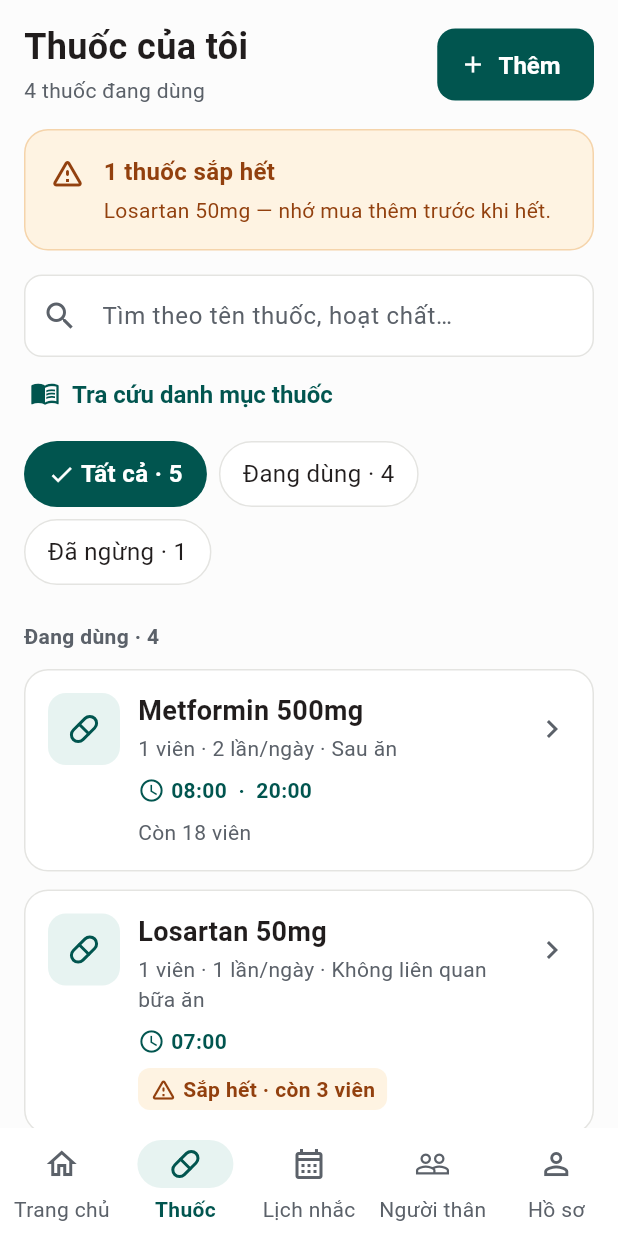
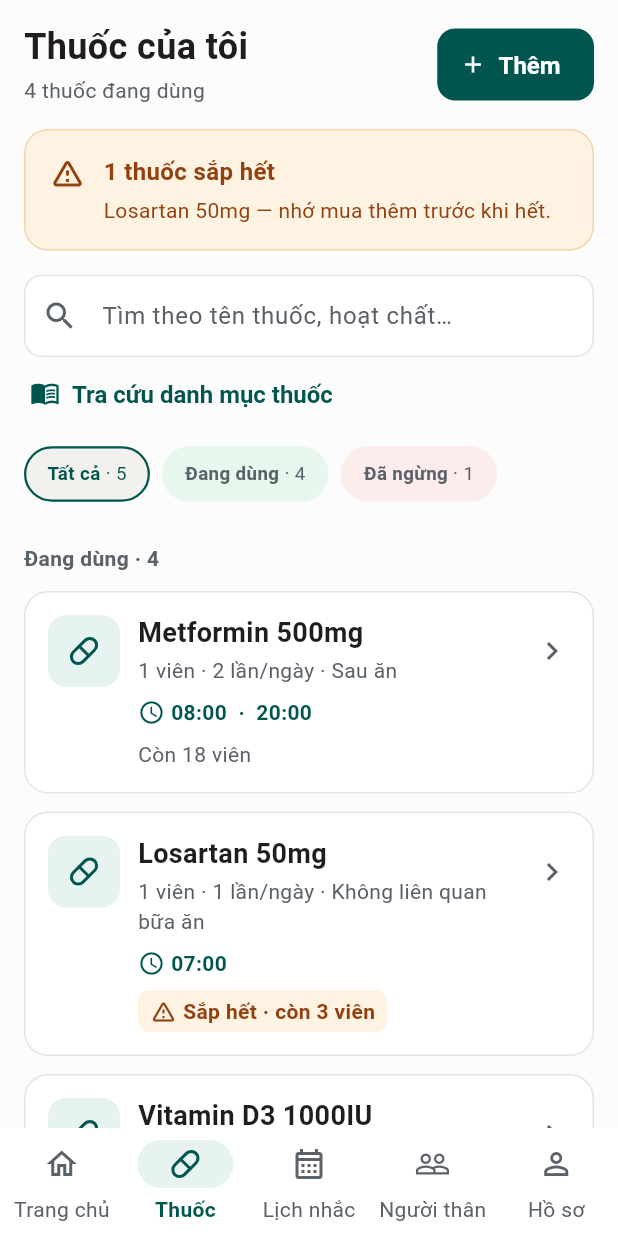
Before and after one commit to DrugTime-C1SE-07/DrugTime-frontend, a Flutter app: the screen it shows after launch, on a phone screen of 412 x 824 dp. Run offline on Flutter 3.47's test engine with Material 3 defaults, Android fonts, the phone set to English and light mode, and no system bars.

Commit message:
fix(mobile): keep medication filter chips on one row

```diff
--- a/mobile/lib/features/medication/presentation/widgets/medication_filter_bar.dart
+++ b/mobile/lib/features/medication/presentation/widgets/medication_filter_bar.dart
@@ -1,7 +1,6 @@
 import 'package:flutter/material.dart';
 
 import '../../../../app/theme/app_theme.dart';
-import '../../../../shared/widgets/selectable_pill.dart';
 
 enum MedicationFilter {
   all('Tất cả'),
@@ -11,8 +10,16 @@ enum MedicationFilter {
   const MedicationFilter(this.label);
 
   final String label;
+
+  /// Nền cố định của từng chip (Figma node 32:4243).
+  Color get background => switch (this) {
+        MedicationFilter.all => AppColors.surfaceMuted,
+        MedicationFilter.active => AppColors.safeBg,
+        MedicationFilter.stopped => AppColors.dangerBg,
+      };
 }
 
+/// Hàng chip lọc của S06 (Figma node 32:4243).
 class MedicationFilterBar extends StatelessWidget {
   const MedicationFilterBar({
     super.key,
@@ -25,22 +32,131 @@ class MedicationFilterBar extends StatelessWidget {
   final Map<MedicationFilter, int> counts;
   final ValueChanged<MedicationFilter> onChanged;
 
+  static const _gap = AppSpacing.sm;
+
   @override
   Widget build(BuildContext context) {
-    // Wrap thay vì cuộn ngang: không có lựa chọn nào bị khuất ngoài màn hình,
-    // kể cả khi người dùng phóng to chữ.
-    return Wrap(
-      spacing: AppSpacing.sm,
-      runSpacing: AppSpacing.sm,
-      children: [
-        for (final filter in MedicationFilter.values)
-          SelectablePill(
-            label: '${filter.label} · ${counts[filter] ?? 0}',
-            selected: filter == selected,
-            minHeight: 44,
-            onTap: () => onChanged(filter),
+    final baseStyle = DefaultTextStyle.of(context).style;
+    final scaler = MediaQuery.textScalerOf(context);
+
+    // Ba chip luôn nằm trên một hàng. Vừa chỗ thì giữ độ rộng tự nhiên như
+    // Figma; không vừa (chữ phóng to) thì co theo tỉ lệ và cho nhãn xuống dòng
+    // bao nhiêu cũng được, để không chip nào rớt hàng và không chữ nào bị cắt.
+    return LayoutBuilder(
+      builder: (context, constraints) {
+        final widths = [
+          for (final f in MedicationFilter.values)
+            _FilterChip.naturalWidth(f.label, counts[f] ?? 0, baseStyle, scaler),
+        ];
+        final total = widths.fold<double>(0, (sum, w) => sum + w) +
+            _gap * (MedicationFilter.values.length - 1);
+        final fits = total <= constraints.maxWidth;
+
+        return IntrinsicHeight(
+          child: Row(
+            crossAxisAlignment: CrossAxisAlignment.stretch,
+            children: [
+              for (final (i, f) in MedicationFilter.values.indexed) ...[
+                if (i > 0) const SizedBox(width: _gap),
+                if (fits)
+                  _chip(f)
+                else
+                  Expanded(flex: widths[i].round(), child: _chip(f)),
+              ],
+            ],
           ),
-      ],
+        );
+      },
+    );
+  }
+
+  Widget _chip(MedicationFilter filter) => _FilterChip(
+        name: filter.label,
+        count: counts[filter] ?? 0,
+        background: filter.background,
+        selected: filter == selected,
+        onTap: () => onChanged(filter),
+      );
+}
+
+class _FilterChip extends StatelessWidget {
+  const _FilterChip({
+    required this.name,
+    required this.count,
+    required this.background,
+    required this.selected,
+    required this.onTap,
+  });
+
+  final String name;
+  final int count;
+  final Color background;
+  final bool selected;
+  final VoidCallback onTap;
+
+  /// Phần nhìn thấy cao ~35 theo Figma; vùng chạm vẫn đủ lớn cho người lớn tuổi.
+  static const _minTapHeight = 44.0;
+  static const _padding = EdgeInsets.symmetric(horizontal: 14, vertical: AppSpacing.sm);
+  static const _borderWidth = 1.5;
+  static const _nameStyle = TextStyle(fontSize: 12.5, fontWeight: FontWeight.w700, height: 1.45);
+  static const _countStyle = TextStyle(fontSize: 12.5, fontWeight: FontWeight.w400, height: 1.45);
+
+  static TextSpan _label(String name, int count, TextStyle base, Color color) => TextSpan(
+        children: [
+          TextSpan(text: name, style: base.merge(_nameStyle).copyWith(color: color)),
+          TextSpan(text: ' · $count', style: base.merge(_countStyle).copyWith(color: color)),
+        ],
+      );
+
+  /// Độ rộng chip khi nhãn nằm trên một dòng. Luôn tính cả viền để độ rộng
+  /// không nhảy khi đổi chip đang chọn; cộng dư 1 cho sai số làm tròn.
+  static double naturalWidth(String name, int count, TextStyle base, TextScaler scaler) {
+    final painter = TextPainter(
+      text: _label(name, count, base, AppColors.ink),
+      textDirection: TextDirection.ltr,
+      textScaler: scaler,
+      maxLines: 1,
+    )..layout();
+    final width = painter.width;
+    painter.dispose();
+    return width.ceilToDouble() + _padding.horizontal + 2 * _borderWidth + 1;
+  }
+
+  @override
+  Widget build(BuildContext context) {
+    // Đang chọn: chữ màu thương hiệu + viền, không chỉ dựa vào màu.
+    final color = selected ? AppColors.brand : AppColors.inkMuted;
+    return Semantics(
+      button: true,
+      selected: selected,
+      label: '$name, $count thuốc',
+      excludeSemantics: true,
+      child: InkWell(
+        onTap: onTap,
+        customBorder: const StadiumBorder(),
+        child: ConstrainedBox(
+          constraints: const BoxConstraints(minHeight: _minTapHeight),
+          child: Center(
+            widthFactor: 1,
+            child: Container(
+              padding: _padding,
+              decoration: ShapeDecoration(
+                color: background,
+                shape: StadiumBorder(
+                  side: BorderSide(
+                    color: selected ? AppColors.brand : Colors.transparent,
+                    width: _borderWidth,
+                  ),
+                ),
+              ),
+              child: Text.rich(
+                _label(name, count, DefaultTextStyle.of(context).style, color),
+                textAlign: TextAlign.center,
+              ),
+            ),
+          ),
+        ),
+      ),
     );
   }
 }
```
Also changed, not shown: 1 other file.
